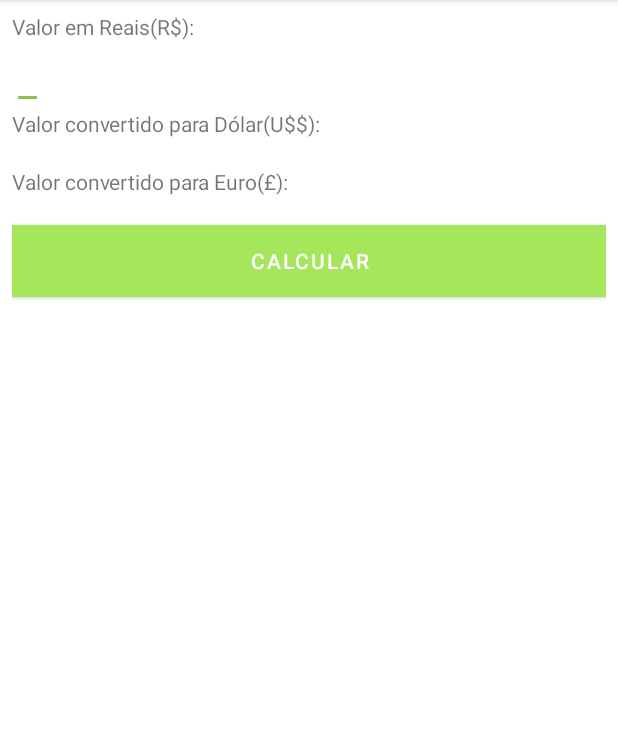
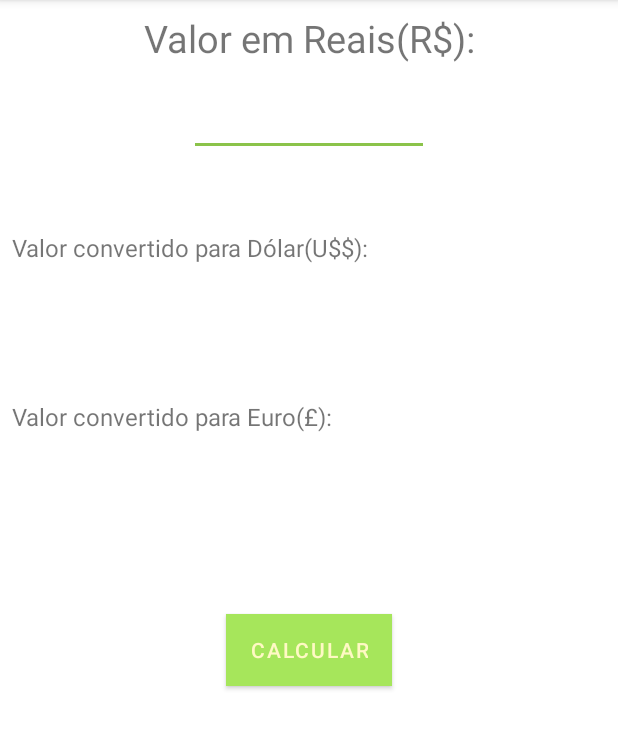
Before and after one commit to arthurmdros/CurrencyConverter, an Android app: the screen it shows after launch (MainActivity), on a phone screen of 412 x 824 dp, the part 84-833 px from its top. Run offline under Robolectric (Android 15) with nearby library versions, the phone set to English and light mode, and no system bars.

Commit message:
Adicionando estilização dos elementos

```diff
--- a/app/src/main/res/layout/activity_main.xml
+++ b/app/src/main/res/layout/activity_main.xml
@@ -3,49 +3,66 @@
     xmlns:tools="http://schemas.android.com/tools"
     android:layout_width="match_parent"
     android:layout_height="match_parent"
+    android:layout_margin="8dp"
     android:orientation="vertical"
-    android:layout_margin="8dp"
     tools:context=".MainActivity">
 
     <TextView
-        android:layout_width="wrap_content"
+        android:layout_width="match_parent"
         android:layout_height="wrap_content"
-        android:text="@string/valor_em_reais" />
+        android:gravity="center"
+        android:text="@string/valor_em_reais"
+        android:textSize="25sp" />
 
     <EditText
         android:id="@+id/edit_value"
-        android:layout_width="wrap_content"
+        android:layout_width="160dp"
         android:layout_height="wrap_content"
+        android:layout_gravity="center"
+        android:layout_marginTop="16dp"
         android:text="" />
 
     <TextView
         android:layout_width="wrap_content"
         android:layout_height="wrap_content"
+        android:layout_marginTop="50dp"
+        android:textSize="16sp"
         android:text="@string/valor_convertido_para_dolar" />
 
     <TextView
         android:id="@+id/text_dolar"
         android:layout_width="wrap_content"
         android:layout_height="wrap_content"
-        android:text="@string/valor_convertido_para_dolar" />
+        android:layout_marginTop="16dp"
+        android:text="@string/valor_convertido_para_dolar"
+        android:textColor="@color/colorAccent"
+        android:textSize="18sp" />
 
     <TextView
         android:layout_width="wrap_content"
         android:layout_height="wrap_content"
+        android:layout_marginTop="50dp"
+        android:textSize="16sp"
         android:text="@string/valor_convertido_para_euro" />
 
     <TextView
         android:id="@+id/text_euro"
         android:layout_width="wrap_content"
         android:layout_height="wrap_content"
-        android:text="@string/valor_convertido_para_euro" />
+        android:layout_marginTop="16dp"
+        android:text="@string/valor_convertido_para_euro"
+        android:textColor="@color/colorAccent"
+        android:textSize="18sp" />
 
     <Button
         android:id="@+id/button_calculate"
-        android:layout_width="match_parent"
+        android:layout_width="wrap_content"
+        android:layout_gravity="center"
         android:layout_height="wrap_content"
+        android:layout_marginTop="80dp"
+        android:background="@color/colorAccent"
         android:onClick="onClick"
-        android:background="@color/colorAccent"
-        android:text="@string/calcular" />
+        android:text="@string/calcular"
+        android:textColor="@color/colorLight" />
 
 </LinearLayout>
```
